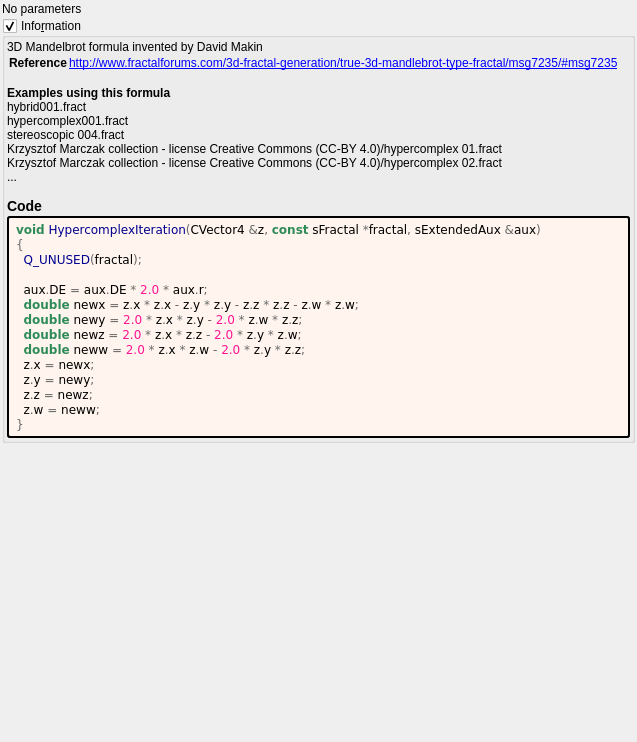
The window that mandelbulber2/formula/ui/hypercomplex.ui (buddhi1980/mandelbulber2) describes before a commit, drawn with Qt 5.
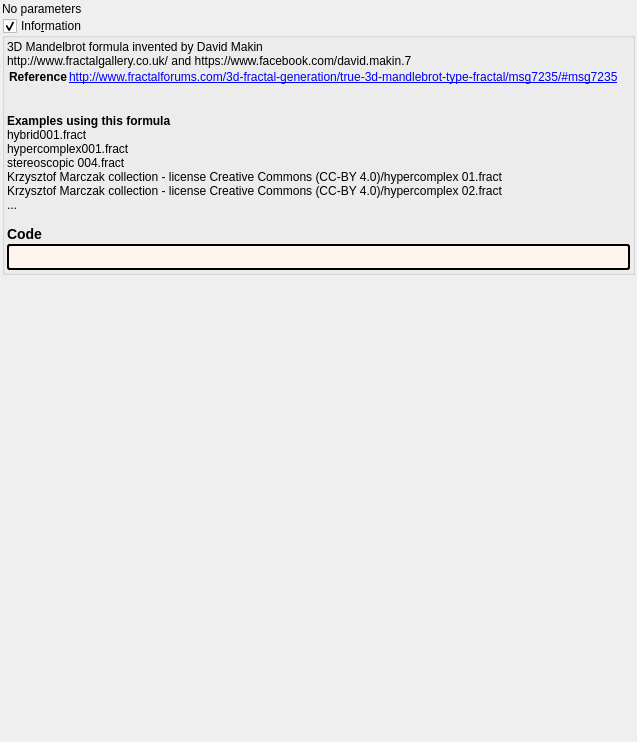
The same window after the commit. Custom widgets are drawn as their Qt base class.

The edit to the form file:
```diff
--- a/mandelbulber2/formula/ui/hypercomplex.ui
+++ b/mandelbulber2/formula/ui/hypercomplex.ui
@@ -66,8 +66,9 @@
       <item>
        <widget class="QLabel" name="label_information_general">
         <property name="text">
-         <string notr="true">&lt;p&gt;3D Mandelbrot formula invented by David Makin&lt;/p&gt;&lt;table&gt;
+         <string notr="true">&lt;p&gt;3D Mandelbrot formula invented by David Makin&lt;br&gt;http://www.fractalgallery.co.uk/ and https://www.facebook.com/david.makin.7&lt;/p&gt;&lt;table&gt;
 &lt;tr&gt;&lt;th&gt;Reference&lt;/th&gt;&lt;td&gt;&lt;a href=&quot;http://www.fractalforums.com/3d-fractal-generation/true-3d-mandlebrot-type-fractal/msg7235/#msg7235&quot;&gt;http://www.fractalforums.com/3d-fractal-generation/true-3d-mandlebrot-type-fractal/msg7235/#msg7235&lt;br&gt;
+&lt;a href=&quot;&quot;&gt;&lt;br&gt;
 &lt;/td&gt;&lt;/tr&gt;
 &lt;/table&gt;
 &lt;br&gt;&lt;b&gt;Examples using this formula&lt;/b&gt;&lt;br&gt;hybrid001.fract&lt;br&gt;hypercomplex001.fract&lt;br&gt;stereoscopic 004.fract&lt;br&gt;Krzysztof Marczak collection - license Creative Commons (CC-BY 4.0)/hypercomplex 01.fract&lt;br&gt;Krzysztof Marczak collection - license Creative Commons (CC-BY 4.0)/hypercomplex 02.fract&lt;br&gt;...&lt;h3&gt;Code&lt;/h3&gt;</string>
@@ -89,23 +90,7 @@
          <string notr="true">border-style: outset; border-width: 2px; border-radius: 3px; border-color: black; background-color: #fff5ee; padding: 4px;</string>
         </property>
         <property name="text">
-         <string notr="true">&lt;body style=&quot;background-color:#fff5ee&quot;&gt;
-&lt;pre style=&quot;color:#000000; background-color:#fff5ee;  font-family:'Courier New',monospace;&quot;&gt;&lt;span style=&quot;color:#2e8b57; font-weight:bold&quot;&gt;void&lt;/span&gt; &lt;span style=&quot;color:#00008f&quot;&gt;HypercomplexIteration&lt;/span&gt;&lt;span style=&quot;color:#676767&quot;&gt;(&lt;/span&gt;CVector4 &lt;span style=&quot;color:#676767&quot;&gt;&amp;amp;&lt;/span&gt;z&lt;span style=&quot;color:#676767&quot;&gt;,&lt;/span&gt; &lt;span style=&quot;color:#2e8b57; font-weight:bold&quot;&gt;const&lt;/span&gt; sFractal &lt;span style=&quot;color:#676767&quot;&gt;*&lt;/span&gt;fractal&lt;span style=&quot;color:#676767&quot;&gt;,&lt;/span&gt; sExtendedAux &lt;span style=&quot;color:#676767&quot;&gt;&amp;amp;&lt;/span&gt;aux&lt;span style=&quot;color:#676767&quot;&gt;)&lt;/span&gt;
-&lt;span style=&quot;color:#676767&quot;&gt;{&lt;/span&gt;
-  &lt;span style=&quot;color:#00008f&quot;&gt;Q_UNUSED&lt;/span&gt;&lt;span style=&quot;color:#676767&quot;&gt;(&lt;/span&gt;fractal&lt;span style=&quot;color:#676767&quot;&gt;);&lt;/span&gt;
-
-  aux&lt;span style=&quot;color:#676767&quot;&gt;.&lt;/span&gt;DE &lt;span style=&quot;color:#676767&quot;&gt;=&lt;/span&gt; aux&lt;span style=&quot;color:#676767&quot;&gt;.&lt;/span&gt;DE &lt;span style=&quot;color:#676767&quot;&gt;*&lt;/span&gt; &lt;span style=&quot;color:#ff1493&quot;&gt;2.0&lt;/span&gt; &lt;span style=&quot;color:#676767&quot;&gt;*&lt;/span&gt; aux&lt;span style=&quot;color:#676767&quot;&gt;.&lt;/span&gt;r&lt;span style=&quot;color:#676767&quot;&gt;;&lt;/span&gt;
-  &lt;span style=&quot;color:#2e8b57; font-weight:bold&quot;&gt;double&lt;/span&gt; newx &lt;span style=&quot;color:#676767&quot;&gt;=&lt;/span&gt; z&lt;span style=&quot;color:#676767&quot;&gt;.&lt;/span&gt;x &lt;span style=&quot;color:#676767&quot;&gt;*&lt;/span&gt; z&lt;span style=&quot;color:#676767&quot;&gt;.&lt;/span&gt;x &lt;span style=&quot;color:#676767&quot;&gt;-&lt;/span&gt; z&lt;span style=&quot;color:#676767&quot;&gt;.&lt;/span&gt;y &lt;span style=&quot;color:#676767&quot;&gt;*&lt;/span&gt; z&lt;span style=&quot;color:#676767&quot;&gt;.&lt;/span&gt;y &lt;span style=&quot;color:#676767&quot;&gt;-&lt;/span&gt; z&lt;span style=&quot;color:#676767&quot;&gt;.&lt;/span&gt;z &lt;span style=&quot;color:#676767&quot;&gt;*&lt;/span&gt; z&lt;span style=&quot;color:#676767&quot;&gt;.&lt;/span&gt;z &lt;span style=&quot;color:#676767&quot;&gt;-&lt;/span&gt; z&lt;span style=&quot;color:#676767&quot;&gt;.&lt;/span&gt;w &lt;span style=&quot;color:#676767&quot;&gt;*&lt;/span&gt; z&lt;span style=&quot;color:#676767&quot;&gt;.&lt;/span&gt;w&lt;span style=&quot;color:#676767&quot;&gt;;&lt;/span&gt;
-  &lt;span style=&quot;color:#2e8b57; font-weight:bold&quot;&gt;double&lt;/span&gt; newy &lt;span style=&quot;color:#676767&quot;&gt;=&lt;/span&gt; &lt;span style=&quot;color:#ff1493&quot;&gt;2.0&lt;/span&gt; &lt;span style=&quot;color:#676767&quot;&gt;*&lt;/span&gt; z&lt;span style=&quot;color:#676767&quot;&gt;.&lt;/span&gt;x &lt;span style=&quot;color:#676767&quot;&gt;*&lt;/span&gt; z&lt;span style=&quot;color:#676767&quot;&gt;.&lt;/span&gt;y &lt;span style=&quot;color:#676767&quot;&gt;-&lt;/span&gt; &lt;span style=&quot;color:#ff1493&quot;&gt;2.0&lt;/span&gt; &lt;span style=&quot;color:#676767&quot;&gt;*&lt;/span&gt; z&lt;span style=&quot;color:#676767&quot;&gt;.&lt;/span&gt;w &lt;span style=&quot;color:#676767&quot;&gt;*&lt;/span&gt; z&lt;span style=&quot;color:#676767&quot;&gt;.&lt;/span&gt;z&lt;span style=&quot;color:#676767&quot;&gt;;&lt;/span&gt;
-  &lt;span style=&quot;color:#2e8b57; font-weight:bold&quot;&gt;double&lt;/span&gt; newz &lt;span style=&quot;color:#676767&quot;&gt;=&lt;/span&gt; &lt;span style=&quot;color:#ff1493&quot;&gt;2.0&lt;/span&gt; &lt;span style=&quot;color:#676767&quot;&gt;*&lt;/span&gt; z&lt;span style=&quot;color:#676767&quot;&gt;.&lt;/span&gt;x &lt;span style=&quot;color:#676767&quot;&gt;*&lt;/span&gt; z&lt;span style=&quot;color:#676767&quot;&gt;.&lt;/span&gt;z &lt;span style=&quot;color:#676767&quot;&gt;-&lt;/span&gt; &lt;span style=&quot;color:#ff1493&quot;&gt;2.0&lt;/span&gt; &lt;span style=&quot;color:#676767&quot;&gt;*&lt;/span&gt; z&lt;span style=&quot;color:#676767&quot;&gt;.&lt;/span&gt;y &lt;span style=&quot;color:#676767&quot;&gt;*&lt;/span&gt; z&lt;span style=&quot;color:#676767&quot;&gt;.&lt;/span&gt;w&lt;span style=&quot;color:#676767&quot;&gt;;&lt;/span&gt;
-  &lt;span style=&quot;color:#2e8b57; font-weight:bold&quot;&gt;double&lt;/span&gt; neww &lt;span style=&quot;color:#676767&quot;&gt;=&lt;/span&gt; &lt;span style=&quot;color:#ff1493&quot;&gt;2.0&lt;/span&gt; &lt;span style=&quot;color:#676767&quot;&gt;*&lt;/span&gt; z&lt;span style=&quot;color:#676767&quot;&gt;.&lt;/span&gt;x &lt;span style=&quot;color:#676767&quot;&gt;*&lt;/span&gt; z&lt;span style=&quot;color:#676767&quot;&gt;.&lt;/span&gt;w &lt;span style=&quot;color:#676767&quot;&gt;-&lt;/span&gt; &lt;span style=&quot;color:#ff1493&quot;&gt;2.0&lt;/span&gt; &lt;span style=&quot;color:#676767&quot;&gt;*&lt;/span&gt; z&lt;span style=&quot;color:#676767&quot;&gt;.&lt;/span&gt;y &lt;span style=&quot;color:#676767&quot;&gt;*&lt;/span&gt; z&lt;span style=&quot;color:#676767&quot;&gt;.&lt;/span&gt;z&lt;span style=&quot;color:#676767&quot;&gt;;&lt;/span&gt;
-  z&lt;span style=&quot;color:#676767&quot;&gt;.&lt;/span&gt;x &lt;span style=&quot;color:#676767&quot;&gt;=&lt;/span&gt; newx&lt;span style=&quot;color:#676767&quot;&gt;;&lt;/span&gt;
-  z&lt;span style=&quot;color:#676767&quot;&gt;.&lt;/span&gt;y &lt;span style=&quot;color:#676767&quot;&gt;=&lt;/span&gt; newy&lt;span style=&quot;color:#676767&quot;&gt;;&lt;/span&gt;
-  z&lt;span style=&quot;color:#676767&quot;&gt;.&lt;/span&gt;z &lt;span style=&quot;color:#676767&quot;&gt;=&lt;/span&gt; newz&lt;span style=&quot;color:#676767&quot;&gt;;&lt;/span&gt;
-  z&lt;span style=&quot;color:#676767&quot;&gt;.&lt;/span&gt;w &lt;span style=&quot;color:#676767&quot;&gt;=&lt;/span&gt; neww&lt;span style=&quot;color:#676767&quot;&gt;;&lt;/span&gt;
-&lt;span style=&quot;color:#676767&quot;&gt;}&lt;/span&gt;
-&lt;/pre&gt;
-&lt;/body&gt;</string>
+         <string notr="true"></string>
         </property>
         <property name="wordWrap">
          <bool>true</bool>
```
